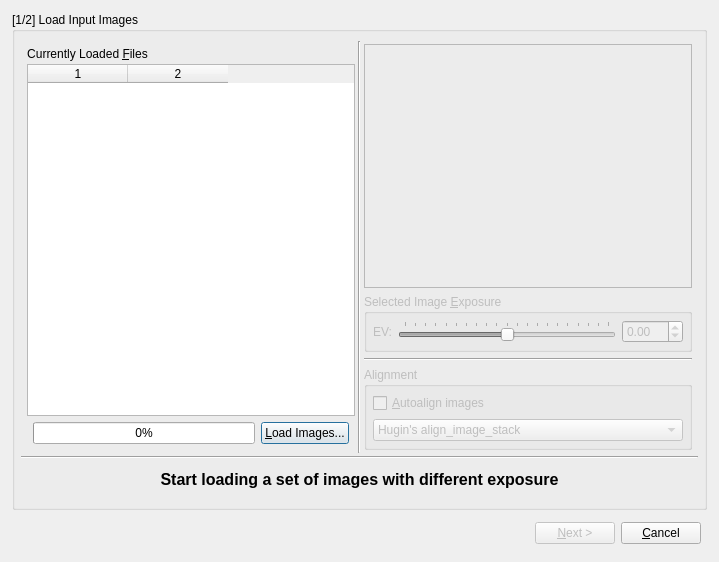
LuminanceHDR/LuminanceHDR, file forms/HdrWizard.ui: the form before one commit.
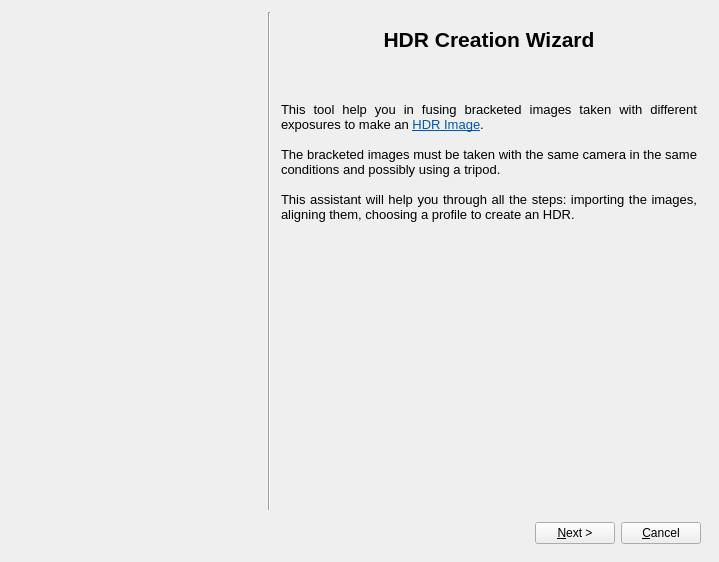
The form after the commit. Icons and pictures are not drawn.

Commit message: HdrWizard - aesthetic impeovement

```diff
--- a/forms/HdrWizard.ui
+++ b/forms/HdrWizard.ui
@@ -39,11 +39,162 @@
        <property name="currentIndex" >
         <number>0</number>
        </property>
-       <widget class="QWidget" name="choose_files" >
-        <layout class="QGridLayout" name="gridLayout_12" >
-         <item row="0" column="0" >
-          <widget class="QGroupBox" name="groupBox" >
-           <property name="title" >
+       <widget class="QWidget" name="page">
+        <layout class="QGridLayout" name="gridLayout_13">
+         <item row="0" column="0">
+          <layout class="QHBoxLayout" name="horizontalLayout_12">
+           <item>
+            <layout class="QVBoxLayout" name="verticalLayout_10">
+             <item>
+              <widget class="QLabel" name="camera_label">
+               <property name="text">
+                <string/>
+               </property>
+               <property name="pixmap">
+                <pixmap resource="../icons.qrc">:/splash/images/camera.png</pixmap>
+               </property>
+              </widget>
+             </item>
+             <item>
+              <layout class="QHBoxLayout" name="horizontalLayout_11">
+               <item>
+                <spacer name="horizontalSpacer_8">
+                 <property name="orientation">
+                  <enum>Qt::Horizontal</enum>
+                 </property>
+                 <property name="sizeHint" stdset="0">
+                  <size>
+                   <width>40</width>
+                   <height>20</height>
+                  </size>
+                 </property>
+                </spacer>
+               </item>
+               <item>
+                <widget class="QLabel" name="stack_label">
+                 <property name="text">
+                  <string/>
+                 </property>
+                 <property name="pixmap">
+                  <pixmap resource="../icons.qrc">:/splash/images/stack.png</pixmap>
+                 </property>
+                </widget>
+               </item>
+               <item>
+                <spacer name="horizontalSpacer_9">
+                 <property name="orientation">
+                  <enum>Qt::Horizontal</enum>
+                 </property>
+                 <property name="sizeHint" stdset="0">
+                  <size>
+                   <width>40</width>
+                   <height>20</height>
+                  </size>
+                 </property>
+                </spacer>
+               </item>
+              </layout>
+             </item>
+            </layout>
+           </item>
+           <item>
+            <widget class="Line" name="line_3">
+             <property name="orientation">
+              <enum>Qt::Vertical</enum>
+             </property>
+            </widget>
+           </item>
+           <item>
+            <layout class="QVBoxLayout" name="verticalLayout_8">
+             <item>
+              <layout class="QHBoxLayout" name="horizontalLayout_10">
+               <item>
+                <spacer name="horizontalSpacer_10">
+                 <property name="orientation">
+                  <enum>Qt::Horizontal</enum>
+                 </property>
+                 <property name="sizeType">
+                  <enum>QSizePolicy::Fixed</enum>
+                 </property>
+                 <property name="sizeHint" stdset="0">
+                  <size>
+                   <width>10</width>
+                   <height>20</height>
+                  </size>
+                 </property>
+                </spacer>
+               </item>
+               <item>
+                <widget class="QLabel" name="label_5">
+                 <property name="text">
+                  <string>&lt;!DOCTYPE HTML PUBLIC &quot;-//W3C//DTD HTML 4.0//EN&quot; &quot;http://www.w3.org/TR/REC-html40/strict.dtd&quot;&gt;
+&lt;html&gt;&lt;head&gt;&lt;meta name=&quot;qrichtext&quot; content=&quot;1&quot; /&gt;&lt;style type=&quot;text/css&quot;&gt;
+p, li { white-space: pre-wrap; }
+&lt;/style&gt;&lt;/head&gt;&lt;body style=&quot; font-family:'Sans Serif'; font-size:10pt; font-weight:400; font-style:normal;&quot;&gt;
+&lt;p align=&quot;center&quot; style=&quot;-qt-paragraph-type:empty; margin-top:0px; margin-bottom:0px; margin-left:0px; margin-right:0px; -qt-block-indent:0; text-indent:0px;&quot;&gt;&lt;/p&gt;
+&lt;p align=&quot;center&quot; style=&quot; margin-top:0px; margin-bottom:0px; margin-left:0px; margin-right:0px; -qt-block-indent:0; text-indent:0px;&quot;&gt;&lt;span style=&quot; font-size:16pt; font-weight:600;&quot;&gt;HDR Creation Wizard&lt;/span&gt;&lt;/p&gt;
+&lt;p align=&quot;center&quot; style=&quot;-qt-paragraph-type:empty; margin-top:0px; margin-bottom:0px; margin-left:0px; margin-right:0px; -qt-block-indent:0; text-indent:0px; font-size:16pt; font-weight:600;&quot;&gt;&lt;/p&gt;
+&lt;p align=&quot;center&quot; style=&quot;-qt-paragraph-type:empty; margin-top:0px; margin-bottom:0px; margin-left:0px; margin-right:0px; -qt-block-indent:0; text-indent:0px; font-size:16pt; font-weight:600;&quot;&gt;&lt;/p&gt;
+&lt;p align=&quot;justify&quot; style=&quot; margin-top:0px; margin-bottom:0px; margin-left:0px; margin-right:0px; -qt-block-indent:0; text-indent:0px;&quot;&gt;This tool help you in fusing bracketed images taken with different exposures to make an &lt;a href=&quot;http://it.wikipedia.org/wiki/High_Dynamic_Range&quot;&gt;&lt;span style=&quot; text-decoration: underline; color:#0057ae;&quot;&gt;HDR Image&lt;/span&gt;&lt;/a&gt;. &lt;/p&gt;
+&lt;p align=&quot;justify&quot; style=&quot;-qt-paragraph-type:empty; margin-top:0px; margin-bottom:0px; margin-left:0px; margin-right:0px; -qt-block-indent:0; text-indent:0px;&quot;&gt;&lt;/p&gt;
+&lt;p align=&quot;justify&quot; style=&quot; margin-top:0px; margin-bottom:0px; margin-left:0px; margin-right:0px; -qt-block-indent:0; text-indent:0px;&quot;&gt;The bracketed images must be taken with the same camera in the same conditions and possibly using a tripod.&lt;/p&gt;
+&lt;p align=&quot;justify&quot; style=&quot;-qt-paragraph-type:empty; margin-top:0px; margin-bottom:0px; margin-left:0px; margin-right:0px; -qt-block-indent:0; text-indent:0px;&quot;&gt;&lt;/p&gt;
+&lt;p align=&quot;justify&quot; style=&quot; margin-top:0px; margin-bottom:0px; margin-left:0px; margin-right:0px; -qt-block-indent:0; text-indent:0px;&quot;&gt;This assistant will help you through all the steps: importing the images,  aligning them, choosing a profile to create an HDR.&lt;/p&gt;
+&lt;p align=&quot;justify&quot; style=&quot;-qt-paragraph-type:empty; margin-top:0px; margin-bottom:0px; margin-left:0px; margin-right:0px; -qt-block-indent:0; text-indent:0px;&quot;&gt;&lt;/p&gt;&lt;/body&gt;&lt;/html&gt;</string>
+                 </property>
+                 <property name="alignment">
+                  <set>Qt::AlignLeading|Qt::AlignLeft|Qt::AlignTop</set>
+                 </property>
+                 <property name="wordWrap">
+                  <bool>true</bool>
+                 </property>
+                 <property name="openExternalLinks">
+                  <bool>true</bool>
+                 </property>
+                </widget>
+               </item>
+               <item>
+                <spacer name="horizontalSpacer_11">
+                 <property name="orientation">
+                  <enum>Qt::Horizontal</enum>
+                 </property>
+                 <property name="sizeType">
+                  <enum>QSizePolicy::Fixed</enum>
+                 </property>
+                 <property name="sizeHint" stdset="0">
+                  <size>
+                   <width>10</width>
+                   <height>20</height>
+                  </size>
+                 </property>
+                </spacer>
+               </item>
+              </layout>
+             </item>
+             <item>
+              <spacer name="verticalSpacer_3">
+               <property name="orientation">
+                <enum>Qt::Vertical</enum>
+               </property>
+               <property name="sizeHint" stdset="0">
+                <size>
+                 <width>20</width>
+                 <height>40</height>
+                </size>
+               </property>
+              </spacer>
+             </item>
+            </layout>
+           </item>
+          </layout>
+         </item>
+        </layout>
+       </widget>
+       <widget class="QWidget" name="choose_files">
+        <layout class="QGridLayout" name="gridLayout_12">
+         <item row="0" column="0">
+          <widget class="QGroupBox" name="groupBox">
+           <property name="title">
             <string>[1/2] Load Input Images</string>
            </property>
            <layout class="QGridLayout" name="gridLayout_11" >
@@ -1249,9 +1400,9 @@
         </spacer>
        </item>
        <item>
-        <widget class="QPushButton" name="NextFinishButton" >
-         <property name="enabled" >
-          <bool>false</bool>
+        <widget class="QPushButton" name="NextFinishButton">
+         <property name="enabled">
+          <bool>true</bool>
          </property>
          <property name="text" >
           <string>&amp;Next ></string>
@@ -1272,7 +1423,7 @@
   </layout>
   <zorder></zorder>
  </widget>
- <layoutdefault spacing="0" margin="0" />
+ <layoutdefault spacing="0" margin="0"/>
  <resources>
   <include location="../icons.qrc" />
  </resources>
```
Left out of the diff: 892 changed lines with no effect on the pictures. The commit also changes 5 other files.
